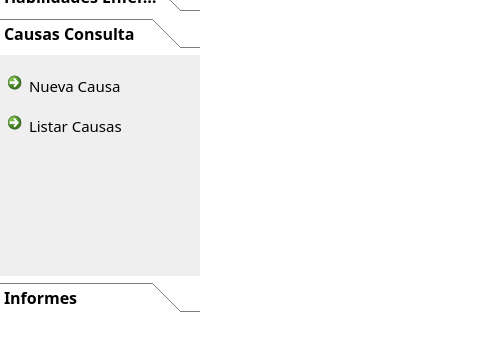
First picture: the form in gui/administrador/uis/MainWindowAdministrador.ui, repository BryanTabarez/ProyectoBD, before the edit; both pictures show x 0 to 480 and y 237 to 600 of the 800 by 600 pixel window.
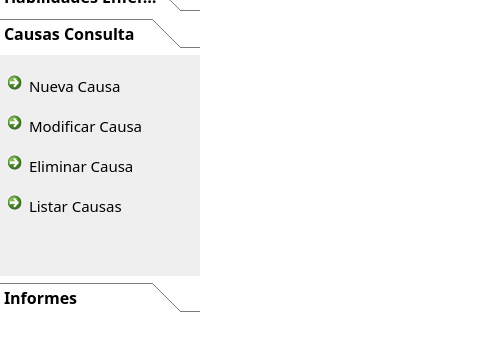
Second picture: the form after the edit. The open tabs and pages were chosen to show the change. Icons and pictures are not drawn.

Commit message: Interfaz Administrador Terminada

```diff
--- a/gui/administrador/uis/MainWindowAdministrador.ui
+++ b/gui/administrador/uis/MainWindowAdministrador.ui
@@ -797,6 +797,26 @@
        <rect>
         <x>0</x>
         <y>50</y>
+        <width>181</width>
+        <height>31</height>
+       </rect>
+      </property>
+      <property name="font">
+       <font>
+        <pointsize>11</pointsize>
+        <weight>50</weight>
+        <bold>false</bold>
+       </font>
+      </property>
+      <property name="text">
+       <string>Modificar Causa</string>
+      </property>
+     </widget>
+     <widget class="QCommandLinkButton" name="commandLinkButtonListarCausas">
+      <property name="geometry">
+       <rect>
+        <x>0</x>
+        <y>130</y>
         <width>181</width>
         <height>31</height>
        </rect>
@@ -812,6 +832,26 @@
        <string>Listar Causas</string>
       </property>
      </widget>
+     <widget class="QCommandLinkButton" name="commandLinkButtonEliminarCausa">
+      <property name="geometry">
+       <rect>
+        <x>0</x>
+        <y>90</y>
+        <width>181</width>
+        <height>31</height>
+       </rect>
+      </property>
+      <property name="font">
+       <font>
+        <pointsize>11</pointsize>
+        <weight>50</weight>
+        <bold>false</bold>
+       </font>
+      </property>
+      <property name="text">
+       <string>Eliminar Causa</string>
+      </property>
+     </widget>
     </widget>
     <widget class="QWidget" name="page_5">
      <property name="geometry">
```
Left out of the diff: 68 changed lines with no effect on the pictures. The commit also changes 14 other files.
